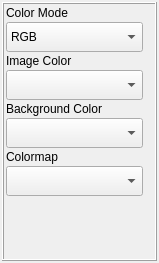
The window that crikit/ui/qt5/ui_ColorModeSettings.ui (CCampJr/CRIkit2) describes before a commit, drawn with Qt 5.
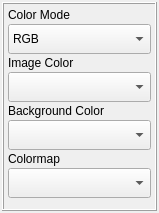
The same window after the commit.

The edit to the form file:
```diff
--- a/crikit/ui/qt5/ui_ColorModeSettings.ui
+++ b/crikit/ui/qt5/ui_ColorModeSettings.ui
@@ -7,9 +7,27 @@
     <x>0</x>
     <y>0</y>
     <width>159</width>
-    <height>263</height>
+    <height>213</height>
    </rect>
   </property>
+  <property name="sizePolicy">
+   <sizepolicy hsizetype="Preferred" vsizetype="Minimum">
+    <horstretch>0</horstretch>
+    <verstretch>0</verstretch>
+   </sizepolicy>
+  </property>
+  <property name="minimumSize">
+   <size>
+    <width>0</width>
+    <height>20</height>
+   </size>
+  </property>
+  <property name="maximumSize">
+   <size>
+    <width>16777215</width>
+    <height>263</height>
+   </size>
+  </property>
   <property name="windowTitle">
    <string>Form</string>
   </property>
@@ -31,6 +49,24 @@
    </property>
    <item>
     <widget class="QFrame" name="frame">
+     <property name="sizePolicy">
+      <sizepolicy hsizetype="Preferred" vsizetype="Minimum">
+       <horstretch>0</horstretch>
+       <verstretch>0</verstretch>
+      </sizepolicy>
+     </property>
+     <property name="minimumSize">
+      <size>
+       <width>0</width>
+       <height>20</height>
+      </size>
+     </property>
+     <property name="maximumSize">
+      <size>
+       <width>16777215</width>
+       <height>210</height>
+      </size>
+     </property>
      <property name="frameShape">
       <enum>QFrame::Box</enum>
      </property>
@@ -50,10 +86,25 @@
       <property name="rightMargin">
        <number>2</number>
       </property>
+      <property name="bottomMargin">
+       <number>2</number>
+      </property>
       <item>
        <layout class="QVBoxLayout" name="verticalLayoutImgColors">
+        <property name="spacing">
+         <number>2</number>
+        </property>
+        <property name="leftMargin">
+         <number>2</number>
+        </property>
+        <property name="topMargin">
+         <number>2</number>
+        </property>
         <property name="rightMargin">
-         <number>10</number>
+         <number>2</number>
+        </property>
+        <property name="bottomMargin">
+         <number>2</number>
         </property>
         <item>
          <widget class="QLabel" name="labelColorMode">
```
